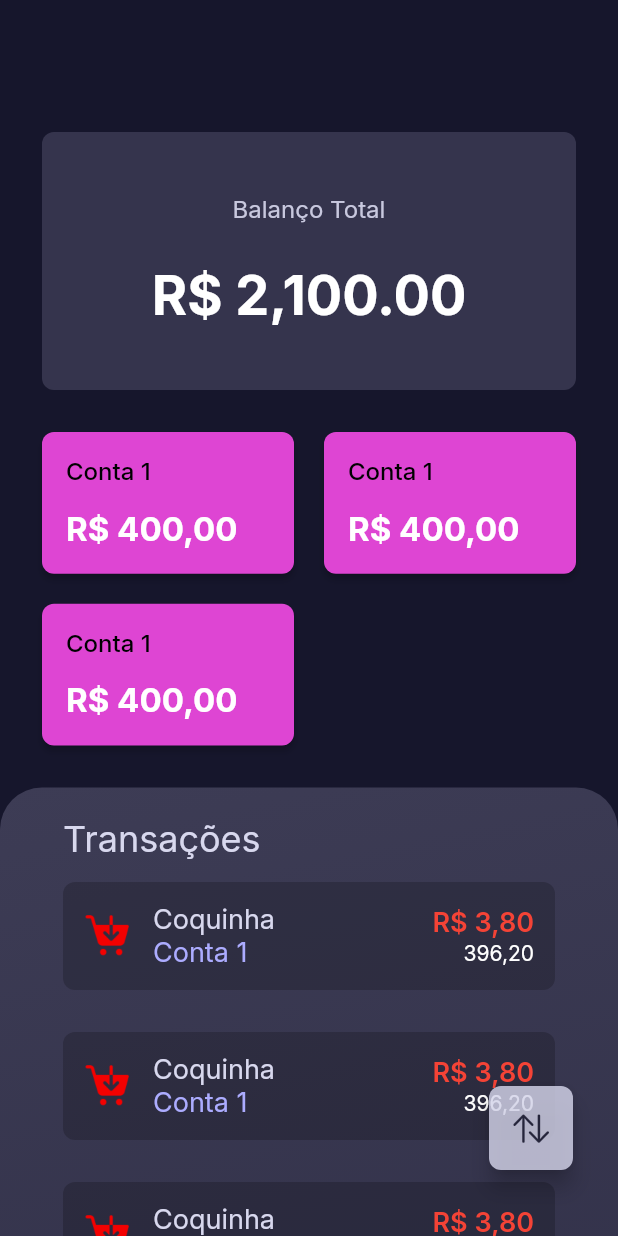
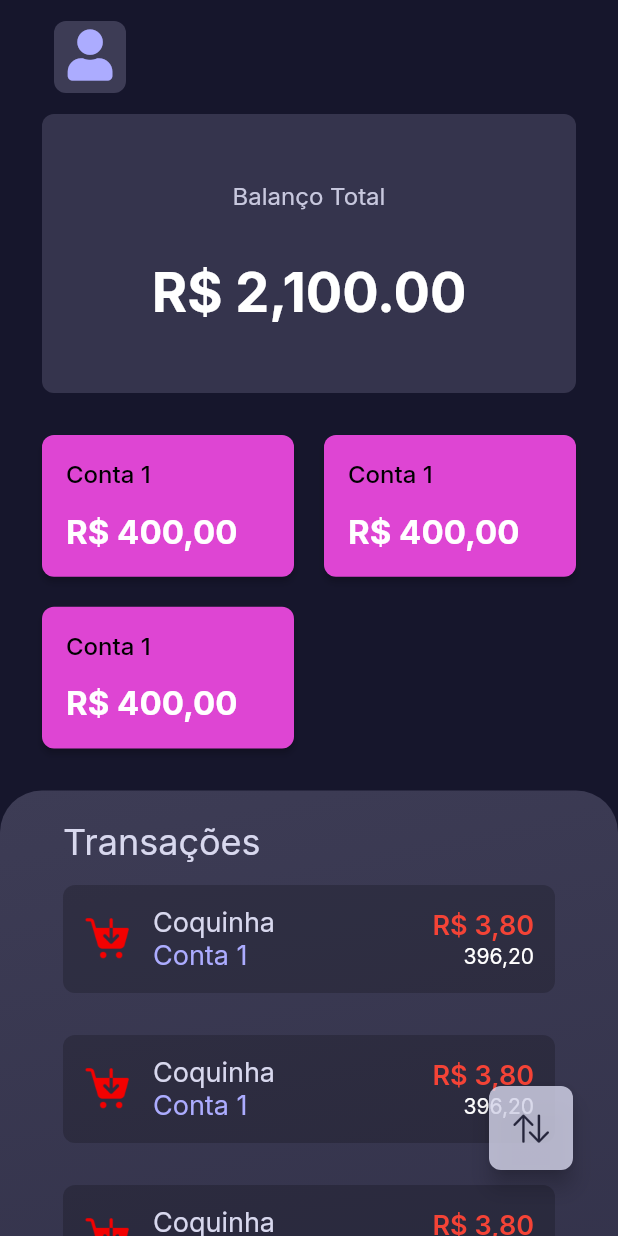
Before and after one commit to Louis-Ian/DogeFinances, a Flutter app: the screen it shows once a user with an empty profile is signed in, on a phone screen of 412 x 824 dp. Run offline on Flutter 3.47's test engine with Material 2 defaults, Android fonts, the light colour scheme and no system bars; our stand-ins replace firebase_auth, firebase_core, font_awesome_flutter, google_fonts, sqflite; accounts and stored records are empty; generated files the repository leaves out were written again.

Commit message:
Signout placeholder UI and behaviour implemented

```diff
--- /dev/null
+++ b/doge_finances/lib/components/widgets/userIconWidget.dart
@@ -0,0 +1,59 @@
+import 'package:doge_finances/services/authenticationService.dart';
+import 'package:flutter/material.dart';
+import 'package:font_awesome_flutter/font_awesome_flutter.dart';
+
+import 'package:doge_finances/theme/colors.dart';
+import 'package:doge_finances/constants.dart';
+import 'package:provider/provider.dart';
+
+class UserIcon extends StatelessWidget {
+  const UserIcon({Key? key}) : super(key: key);
+
+  @override
+  Widget build(BuildContext context) {
+    final authService = Provider.of<AuthenticationService>(context);
+
+    return Container(
+      height: 48,
+      width: 48,
+      decoration: BoxDecoration(
+        color: dogeCloudy,
+        borderRadius: BorderRadius.all(Radius.circular(8)),
+      ),
+      child: IconButton(
+        onPressed: () {
+          authService.signOut();
+        },
+        padding: EdgeInsets.only(bottom: 3),
+        icon: Icon(
+          FontAwesomeIcons.solidUser,
+          size: 34,
+          color: dogeLilac,
+        ),
+      ),
+      // child: Center(
+      //   child: ElevatedButton(
+      //     onPressed: () {
+      //
+      //     },
+      //     onLongPress: () {
+      //       authService.signOut();
+      //     },
+      //     style: ElevatedButton.styleFrom(
+      //       primary: dogeCloudy,
+      //       shape: RoundedRectangleBorder(
+      //         borderRadius: BorderRadius.circular(8.0)
+      //       ),
+      //       minimumSize: Size.zero,
+      //       padding: EdgeInsets.fromLTRB(6.0, 4.0, 6.0, 8.0),
+      //     ),
+      //     child: Icon(
+      //       FontAwesomeIcons.solidUser,
+      //       color: dogeWhite.withOpacity(0.75),
+      //       size: 34,
+      //     ),
+      //   ),
+      // ),
+    );
+  }
+}
--- a/doge_finances/lib/screens/homescreen.dart
+++ b/doge_finances/lib/screens/homescreen.dart
@@ -1,12 +1,16 @@
 import 'package:flutter/material.dart';
 import 'package:google_fonts/google_fonts.dart';
 
-import '../components/widgets/accountInfoWidget.dart';
-import '../components/widgets/addPaymentButton.dart';
-import '../components/widgets/balanceComponent.dart';
-import '../components/widgets/transactionItem.dart';
-import '../theme/colors.dart';
-import '../constants.dart';
+import 'package:doge_finances/constants.dart';
+import 'package:doge_finances/theme/colors.dart';
+
+import 'package:doge_finances/components/widgets/addPaymentButton.dart';
+import 'package:doge_finances/components/widgets/accountInfoWidget.dart';
+import 'package:doge_finances/components/widgets/balanceComponent.dart';
+import 'package:doge_finances/components/widgets/transactionItem.dart';
+import 'package:doge_finances/components/widgets/userIconWidget.dart';
+
+
 
 class Homescreen extends StatefulWidget {
   @override
@@ -26,13 +30,23 @@ class _HomescreenState extends State<Homescreen> {
           children: [
             Column(
               children: [
-                Container(
-                  height: 60,
+                Padding(
+                  padding: const EdgeInsets.fromLTRB(2*defaultPadding, defaultPadding, 2*defaultPadding, 0),
+                  child: Container(
+                    height: 48,
+                    child: Row(
+                      mainAxisAlignment: MainAxisAlignment.start,
+                      children: [
+                        SizedBox(width: 8.0,),
+                        UserIcon(),
+                      ],
+                    ),
+                  ),
                 ),
                 SizedBox(
                   height: 200,
                   child: Padding(
-                    padding: const EdgeInsets.fromLTRB(2*defaultPadding, 2*defaultPadding, 2*defaultPadding, 0),
+                    padding: const EdgeInsets.fromLTRB(2*defaultPadding, defaultPadding, 2*defaultPadding, 0),
                     child: Container(
                       decoration: BoxDecoration(
                         color: dogeCloudy.withOpacity(0.8),
```
